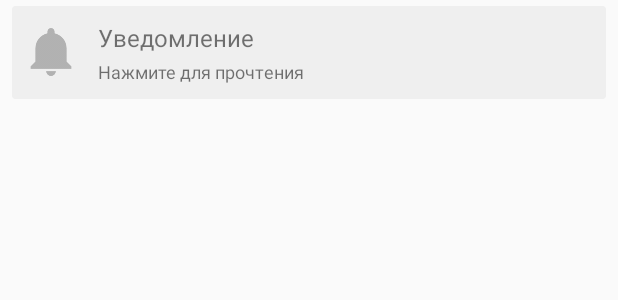
After one commit to artem-inkaz/QuizAppJ, an Android app: the layout item_notification.xml on its own in the app's theme, with its tools: preview values and no code run, on a phone screen of 412 x 824 dp. The commit adds this screen. Shown: the top 300 px of the screen. Run offline under Robolectric (Android 15) with nearby library versions, the phone set to English and light mode, and no system bars.

Commit message:
[ADDED] notifications

```diff
--- a/app/build.gradle
+++ b/app/build.gradle
@@ -35,6 +35,7 @@ dependencies {
     implementation 'androidx.constraintlayout:constraintlayout:2.0.4'
     implementation 'androidx.navigation:navigation-fragment:2.3.5'
     implementation 'androidx.navigation:navigation-ui:2.3.5'
+    implementation 'com.google.firebase:firebase-messaging:21.0.1'
     testImplementation 'junit:junit:4.13.2'
     androidTestImplementation 'androidx.test.ext:junit:1.1.2'
     androidTestImplementation 'androidx.test.espresso:espresso-core:3.3.0'
@@ -53,4 +54,9 @@ dependencies {
     implementation 'com.github.bumptech.glide:glide:4.7.1'
     implementation 'com.github.PhilJay:MPAndroidChart:v2.2.4'
 
+    //FireBase notification
+    implementation platform('com.google.firebase:firebase-bom:28.0.1')
+    implementation 'com.google.firebase:firebase-analytics'
+
 }
+apply plugin: 'com.google.gms.google-services'
--- a/app/src/main/java/ui/smartpro/quizappj/activity/MainActivity.java
+++ b/app/src/main/java/ui/smartpro/quizappj/activity/MainActivity.java
@@ -34,7 +34,7 @@ import ui.smartpro.quizappj.R;
 import ui.smartpro.quizappj.adapters.CategoryAdapter;
 import ui.smartpro.quizappj.constants.AppConstants;
 import ui.smartpro.quizappj.listeners.ListitemClickListener;
-import ui.smartpro.quizappj.models.CategoryModel;
+import ui.smartpro.quizappj.models.quiz.CategoryModel;
 import ui.smartpro.quizappj.utilities.ActivityUtilities;
 import ui.smartpro.quizappj.utilities.AppUtilities;
 
--- a/app/src/main/java/ui/smartpro/quizappj/activity/QuizActivity.java
+++ b/app/src/main/java/ui/smartpro/quizappj/activity/QuizActivity.java
@@ -31,8 +31,8 @@ import ui.smartpro.quizappj.adapters.QuizAdapter;
 import ui.smartpro.quizappj.constants.AppConstants;
 import ui.smartpro.quizappj.data.AppPreference;
 import ui.smartpro.quizappj.listeners.ListitemClickListener;
-import ui.smartpro.quizappj.models.QuizModel;
-import ui.smartpro.quizappj.models.ResultModel;
+import ui.smartpro.quizappj.models.quiz.QuizModel;
+import ui.smartpro.quizappj.models.quiz.ResultModel;
 import ui.smartpro.quizappj.utilities.ActivityUtilities;
 import ui.smartpro.quizappj.utilities.BeatBox;
 import ui.smartpro.quizappj.utilities.DialogUtilities;
--- a/app/src/main/java/ui/smartpro/quizappj/activity/ScoreCardActivity.java
+++ b/app/src/main/java/ui/smartpro/quizappj/activity/ScoreCardActivity.java
@@ -23,7 +23,7 @@ import java.util.ArrayList;
 import ui.smartpro.quizappj.R;
 import ui.smartpro.quizappj.adapters.ResultAdapter;
 import ui.smartpro.quizappj.constants.AppConstants;
-import ui.smartpro.quizappj.models.ResultModel;
+import ui.smartpro.quizappj.models.quiz.ResultModel;
 import ui.smartpro.quizappj.utilities.ActivityUtilities;
 
 public class ScoreCardActivity extends BaseActivity implements OnChartValueSelectedListener {
--- a/app/src/main/java/ui/smartpro/quizappj/adapters/CategoryAdapter.java
+++ b/app/src/main/java/ui/smartpro/quizappj/adapters/CategoryAdapter.java
@@ -17,7 +17,7 @@ import java.util.ArrayList;
 
 import ui.smartpro.quizappj.R;
 import ui.smartpro.quizappj.listeners.ListitemClickListener;
-import ui.smartpro.quizappj.models.CategoryModel;
+import ui.smartpro.quizappj.models.quiz.CategoryModel;
 //CategoryAdapter.ViewHolder, который используется для кэширования View-компонентов и последующего
 // быстрого доступа к ним. ViewHolder предоставляет прямую ссылку на каждый View-компонент.
 public class CategoryAdapter extends RecyclerView.Adapter<CategoryAdapter.ViewHolder> {
--- a/app/src/main/java/ui/smartpro/quizappj/adapters/ResultAdapter.java
+++ b/app/src/main/java/ui/smartpro/quizappj/adapters/ResultAdapter.java
@@ -15,7 +15,7 @@ import java.util.ArrayList;
 import ui.smartpro.quizappj.R;
 import ui.smartpro.quizappj.constants.AppConstants;
 import ui.smartpro.quizappj.listeners.ListitemClickListener;
-import ui.smartpro.quizappj.models.ResultModel;
+import ui.smartpro.quizappj.models.quiz.ResultModel;
 
 // адаптер списка, который создает массив элементов списка и заполняет ними список
 public class ResultAdapter extends RecyclerView.Adapter<ResultAdapter.ViewHolder> {
--- a/app/src/main/java/ui/smartpro/quizappj/models/CategoryModel.java
+++ b/app/src/main/java/ui/smartpro/quizappj/models/quiz/CategoryModel.java
@@ -1,4 +1,4 @@
-package ui.smartpro.quizappj.models;
+package ui.smartpro.quizappj.models.quiz;
 
 import android.os.Parcel;
 import android.os.Parcelable;
--- a/app/src/main/java/ui/smartpro/quizappj/models/QuizModel.java
+++ b/app/src/main/java/ui/smartpro/quizappj/models/quiz/QuizModel.java
@@ -1,4 +1,4 @@
-package ui.smartpro.quizappj.models;
+package ui.smartpro.quizappj.models.quiz;
 
 import android.os.Parcel;
 import android.os.Parcelable;
--- a/app/src/main/java/ui/smartpro/quizappj/models/ResultModel.java
+++ b/app/src/main/java/ui/smartpro/quizappj/models/quiz/ResultModel.java
@@ -1,4 +1,4 @@
-package ui.smartpro.quizappj.models;
+package ui.smartpro.quizappj.models.quiz;
 
 import android.os.Parcel;
 import android.os.Parcelable;
--- a/app/src/main/java/ui/smartpro/quizappj/utilities/ActivityUtilities.java
+++ b/app/src/main/java/ui/smartpro/quizappj/utilities/ActivityUtilities.java
@@ -6,7 +6,7 @@ import android.content.Intent;
 import java.util.ArrayList;
 
 import ui.smartpro.quizappj.constants.AppConstants;
-import ui.smartpro.quizappj.models.ResultModel;
+import ui.smartpro.quizappj.models.quiz.ResultModel;
 
 public class ActivityUtilities {
 
--- /dev/null
+++ b/app/src/main/res/layout/item_notification.xml
@@ -0,0 +1,63 @@
+<?xml version="1.0" encoding="utf-8"?>
+<androidx.cardview.widget.CardView
+    xmlns:android="http://schemas.android.com/apk/res/android"
+    xmlns:app="http://schemas.android.com/apk/res-auto"
+    android:layout_width="match_parent"
+    android:layout_height="wrap_content"
+    android:layout_marginEnd="5dp"
+    android:layout_marginStart="5dp"
+    android:foreground="?android:attr/selectableItemBackground"
+    app:cardBackgroundColor="@color/notification_card_bg"
+    app:cardElevation="0dp"
+    app:cardUseCompatPadding="true">
+
+    <RelativeLayout
+        android:layout_width="wrap_content"
+        android:layout_height="wrap_content"
+        android:padding="10dp">
+
+        <ImageView
+            android:id="@+id/img_noti"
+            android:layout_width="32dp"
+            android:layout_height="32dp"
+            android:layout_alignParentStart="true"
+            android:layout_centerVertical="true"
+            android:layout_marginEnd="5dp"
+            android:contentDescription="@string/app_name"
+            android:scaleType="centerCrop"
+            android:src="@drawable/ic_noti_gray"/>
+
+        <LinearLayout
+            android:layout_width="match_parent"
+            android:layout_height="wrap_content"
+            android:layout_centerVertical="true"
+            android:layout_toEndOf="@+id/img_noti"
+            android:gravity="center_vertical"
+            android:orientation="vertical">
+
+            <TextView
+                android:id="@+id/tv_noti_title"
+                android:layout_width="match_parent"
+                android:layout_height="wrap_content"
+                android:ellipsize="end"
+                android:maxLines="1"
+                android:text="@string/title_post"
+                android:textSize="16sp"
+                android:layout_marginLeft="10dp"/>
+
+            <TextView
+                android:id="@+id/tv_noti_sub_title"
+                android:layout_width="match_parent"
+                android:layout_height="wrap_content"
+                android:layout_marginTop="3dp"
+                android:ellipsize="end"
+                android:maxLines="2"
+                android:text="@string/read_post"
+                android:textSize="12sp"
+                android:layout_marginLeft="10dp"/>
+
+        </LinearLayout>
+
+    </RelativeLayout>
+
+</androidx.cardview.widget.CardView>
--- a/build.gradle
+++ b/build.gradle
@@ -9,6 +9,7 @@ buildscript {
 
         // NOTE: Do not place your application dependencies here; they belong
         // in the individual module build.gradle files
+        classpath 'com.google.gms:google-services:4.3.8'
     }
 }
 
```
Also changed, not shown: app/src/main/java/ui/smartpro/quizappj/adapters/NotificationAdapter.java (added, +91 -0 lines), app/src/main/java/ui/smartpro/quizappj/models/notification/NotificationModel.java (added, +38 -0 lines), app/src/main/res/layout/activity_notification.xml (added, +17 -0 lines), app/src/main/res/layout/content_notification.xml (added, +24 -0 lines), app/src/main/res/menu/menu_delete_all.xml (added, +10 -0 lines), app/src/main/res/menu/menu_main.xml (added, +8 -0 lines), 1 other file.
